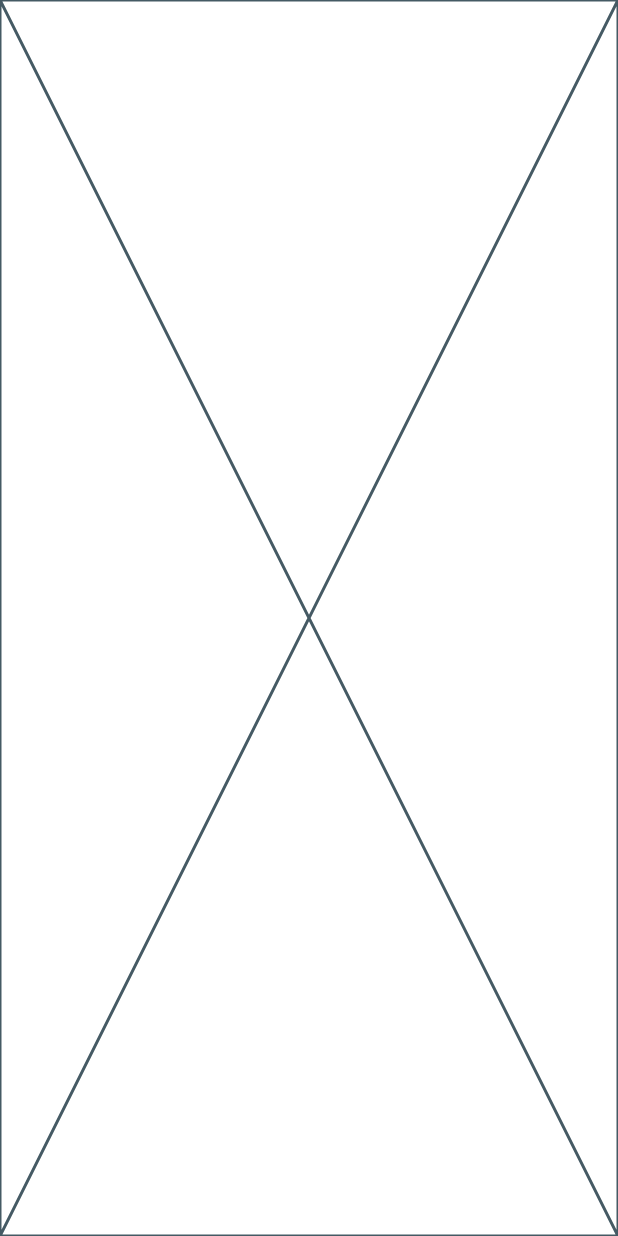
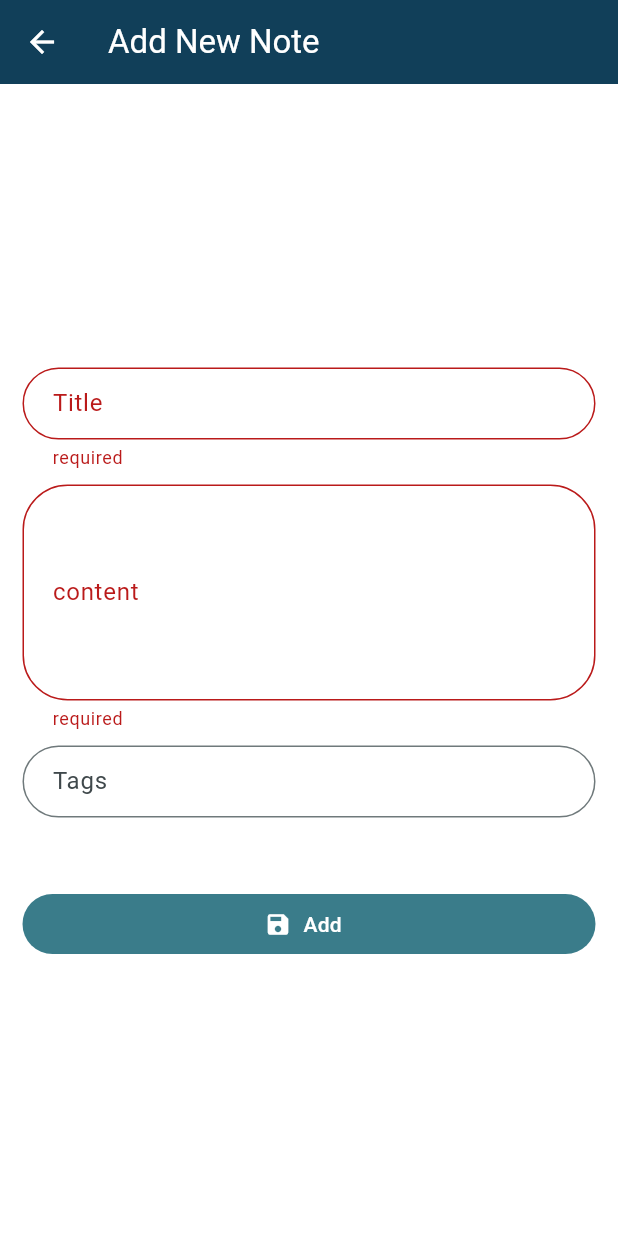
Before and after one commit to montheralmalek/notes, a Flutter app: the screen it shows after launch, after a tap on the "add" icon, on a phone screen of 412 x 824 dp. Run offline on Flutter 3.47's test engine with Material 3 defaults, Android fonts, the phone set to English and light mode, and no system bars; our stand-ins replace get, hive, hive_flutter; accounts and stored records are empty; Roboto replaces fonts that are missing (Cairo).

Commit message:
second commit

```diff
--- /dev/null
+++ b/lib/controller/add_note_controller.dart
@@ -0,0 +1,54 @@
+// import 'package:hive/hive.dart';
+import 'package:flutter/widgets.dart';
+import 'package:get/get.dart';
+import 'package:hive/hive.dart';
+import 'package:notes/core/service/note_service.dart';
+import 'package:notes/data/model/note_model.dart';
+
+abstract class AddNoteController extends GetxController {
+  void addNote();
+  String? validate(String? val);
+}
+
+class AddNoteControllerImp extends AddNoteController {
+  late NoteServiceImp _noteService;
+  late GlobalKey<FormState> formKey;
+  late TextEditingController title;
+  late TextEditingController content;
+  late TextEditingController tags;
+  @override
+  void onInit() async {
+    _noteService = Get.find();
+    formKey = GlobalKey();
+    title = TextEditingController();
+    content = TextEditingController();
+    tags = TextEditingController();
+
+    super.onInit();
+  }
+
+  @override
+  void dispose() {
+    Hive.close();
+    super.dispose();
+  }
+
+  @override
+  void addNote() async {
+    if (formKey.currentState!.validate()) {
+      await _noteService.add(
+          NoteModel(title: title.text, content: content.text, tags: tags.text));
+      // show sucess message
+    }
+  }
+
+  @override
+  String? validate(String? val) {
+    if (val == null) {
+      return 'required';
+    } else if (val.isEmpty) {
+      return 'required';
+    }
+    return null;
+  }
+}
--- a/lib/core/service/note_service.dart
+++ b/lib/core/service/note_service.dart
@@ -8,6 +8,9 @@ import 'package:notes/main.dart';
 abstract class NoteService extends GetxService {
   Future<NoteServiceImp> initData();
   List<NoteModel> fetchAll();
+  Future<int> add(NoteModel note);
+  void update(NoteModel note);
+  void delete(int noteKey);
 }
 
 class NoteServiceImp extends NoteService {
@@ -25,6 +28,22 @@ class NoteServiceImp extends NoteService {
   @override
   List<NoteModel> fetchAll() {
     return _dataBox.values.toList();
+  }
+
+  @override
+  Future<int> add(NoteModel note) async {
+    var result = await _dataBox.add(note);
+    return result;
+  }
+
+  @override
+  void delete(int noteKey) {
+    // TODO: implement delete
+  }
+
+  @override
+  void update(NoteModel note) {
+    // TODO: implement update
   }
 }
 // void _deleteRelated(int classroomKey) {
--- a/lib/view/add_note_view.dart
+++ b/lib/view/add_note_view.dart
@@ -1,4 +1,7 @@
 import 'package:flutter/material.dart';
+import 'package:get/get.dart';
+import 'package:notes/controller/add_note_controller.dart';
+import 'package:notes/view/widgets/custom_text_form_field.dart';
 
 class AddNoteView extends StatelessWidget {
   static const String id = '/AddNoteView';
@@ -6,6 +9,51 @@ class AddNoteView extends StatelessWidget {
 
   @override
   Widget build(BuildContext context) {
-    return const Placeholder();
+    final controller = Get.put(AddNoteControllerImp());
+    return Scaffold(
+      appBar: AppBar(
+        title: const Text('Add New Note'),
+      ),
+      body: Container(
+        alignment: Alignment.center,
+        padding: const EdgeInsets.all(15),
+        child: Form(
+            key: controller.formKey,
+            autovalidateMode: AutovalidateMode.always,
+            child: SingleChildScrollView(
+              child: SizedBox(
+                height: 400,
+                child: Column(
+                  children: [
+                    CustomTextFormField(
+                        labeltext: 'Title',
+                        controller: controller.title,
+                        validator: controller.validate),
+                    CustomTextFormField(
+                        labeltext: 'content',
+                        controller: controller.content,
+                        maxlines: 6,
+                        validator: controller.validate),
+                    CustomTextFormField(
+                      labeltext: 'Tags',
+                      controller: controller.tags,
+                    ),
+                    const Expanded(child: SizedBox()),
+                    Row(
+                      children: [
+                        Expanded(
+                          child: FilledButton.icon(
+                              onPressed: controller.addNote,
+                              icon: const Icon(Icons.save),
+                              label: const Text('Add')),
+                        ),
+                      ],
+                    )
+                  ],
+                ),
+              ),
+            )),
+      ),
+    );
   }
 }
--- a/lib/view/home_view.dart
+++ b/lib/view/home_view.dart
@@ -10,7 +10,8 @@ class HomeView extends StatelessWidget {
 
   @override
   Widget build(BuildContext context) {
-    final controller = Get.put(NoteControllerImp());
+    Get.put(NoteControllerImp());
+    return GetBuilder<NoteControllerImp>(builder: (controller) {
       return Scaffold(
         body: SafeArea(
           minimum: const EdgeInsets.all(15),
@@ -33,5 +34,6 @@ class HomeView extends StatelessWidget {
           child: const Icon(Icons.add),
         ),
       );
+    });
   }
 }
--- /dev/null
+++ b/lib/view/widgets/custom_text_form_field.dart
@@ -0,0 +1,72 @@
+//import 'dart:html';
+
+import 'package:flutter/material.dart';
+
+class CustomTextFormField extends StatelessWidget {
+  const CustomTextFormField({
+    super.key,
+    required this.labeltext,
+    this.hinttext,
+    this.prefixicon,
+    this.suffixicon,
+    this.controller,
+    this.validator,
+    this.onsave,
+    this.onSubmit,
+    this.inputType,
+    this.maxlines = 1,
+    this.initialValue,
+    this.textAlign = TextAlign.start,
+    this.radius = 30,
+    this.filled,
+    this.obscureText = false,
+    this.focusNode,
+  });
+
+  final TextInputType? inputType;
+  final String? hinttext;
+  final String labeltext;
+  final Widget? prefixicon;
+  final Widget? suffixicon;
+  final int? maxlines;
+  final TextEditingController? controller;
+  final String? Function(String?)? validator;
+  final Function(String?)? onsave;
+  final Function(String?)? onSubmit;
+  final String? initialValue;
+  final TextAlign textAlign;
+  final double radius;
+  final bool? filled;
+  final bool obscureText;
+  final FocusNode? focusNode;
+  @override
+  Widget build(BuildContext context) {
+    return Container(
+      margin: const EdgeInsets.symmetric(vertical: 5),
+      child: TextFormField(
+        focusNode: focusNode,
+        textAlign: textAlign,
+        initialValue: initialValue,
+        validator: validator, //
+        onSaved: onsave, //
+        onFieldSubmitted: onSubmit,
+        keyboardType: inputType,
+        controller: controller,
+        maxLines: maxlines,
+        obscureText: obscureText,
+        obscuringCharacter: '*',
+        decoration: InputDecoration(
+          filled: filled,
+          fillColor: Theme.of(context).colorScheme.primary.withOpacity(0.1),
+          contentPadding: const EdgeInsets.symmetric(horizontal: 16),
+          prefixIcon: prefixicon,
+          suffixIcon: suffixicon,
+          border: OutlineInputBorder(
+              borderRadius: BorderRadius.all(Radius.circular(radius))),
+          hintText: hinttext,
+          label: Text(labeltext),
+        ),
+      ),
+    );
+  }
+}
```
Also changed, not shown: 1 other file. Lines whose indentation alone changed are shown as unchanged.
